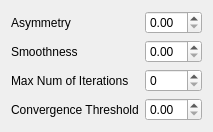
This is ui/ALS.ui in tisaconundrum2/PySAT-GUI as Qt 5 draws it before an edit. The edited form follows.
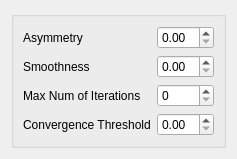
This is the edited form.

Commit message: Make everything a groupBox

```diff
--- a/ui/ALS.ui
+++ b/ui/ALS.ui
@@ -7,6 +7,7 @@
   </property>
   <layout class="QVBoxLayout" name="verticalLayout">
    <item>
+    <widget class="QGroupBox" name="">
     <layout class="QFormLayout" name="formLayout">
      <property name="fieldGrowthPolicy">
       <enum>QFormLayout::AllNonFixedFieldsGrow</enum>
@@ -52,6 +53,7 @@
       <widget class="QDoubleSpinBox" name="convergenceThresholdDoubleSpinBox"/>
      </item>
     </layout>
+    </widget>
    </item>
   </layout>
  </widget>
```
Lines whose indentation alone changed are shown as unchanged. The commit also changes 9 other files.
